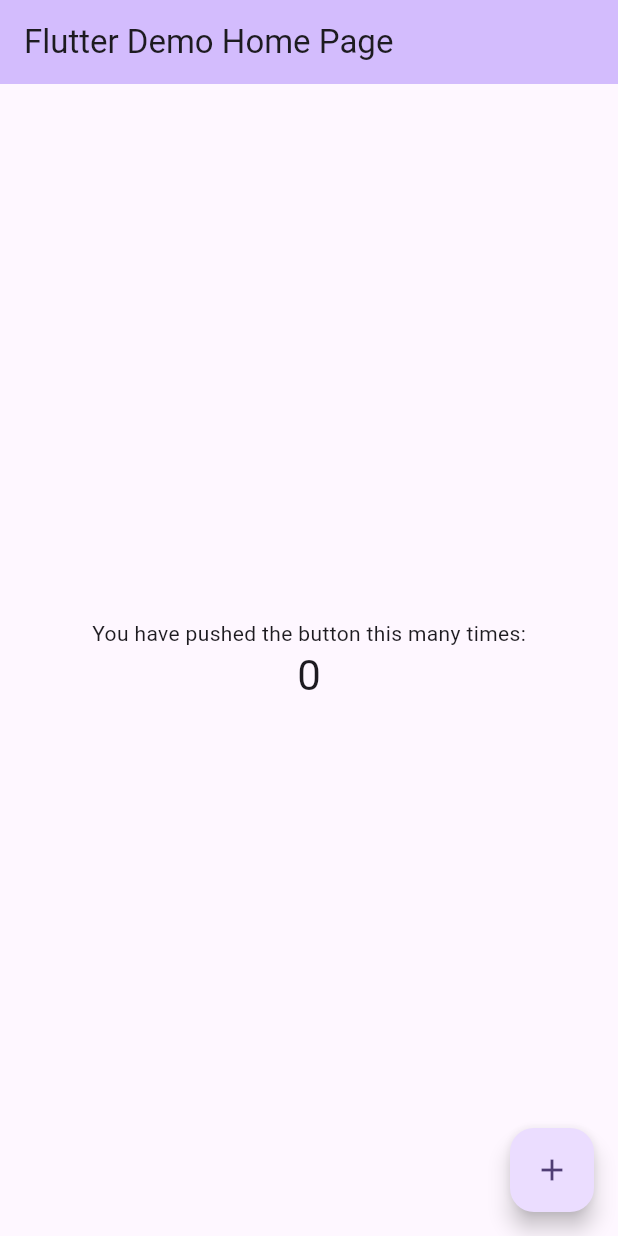
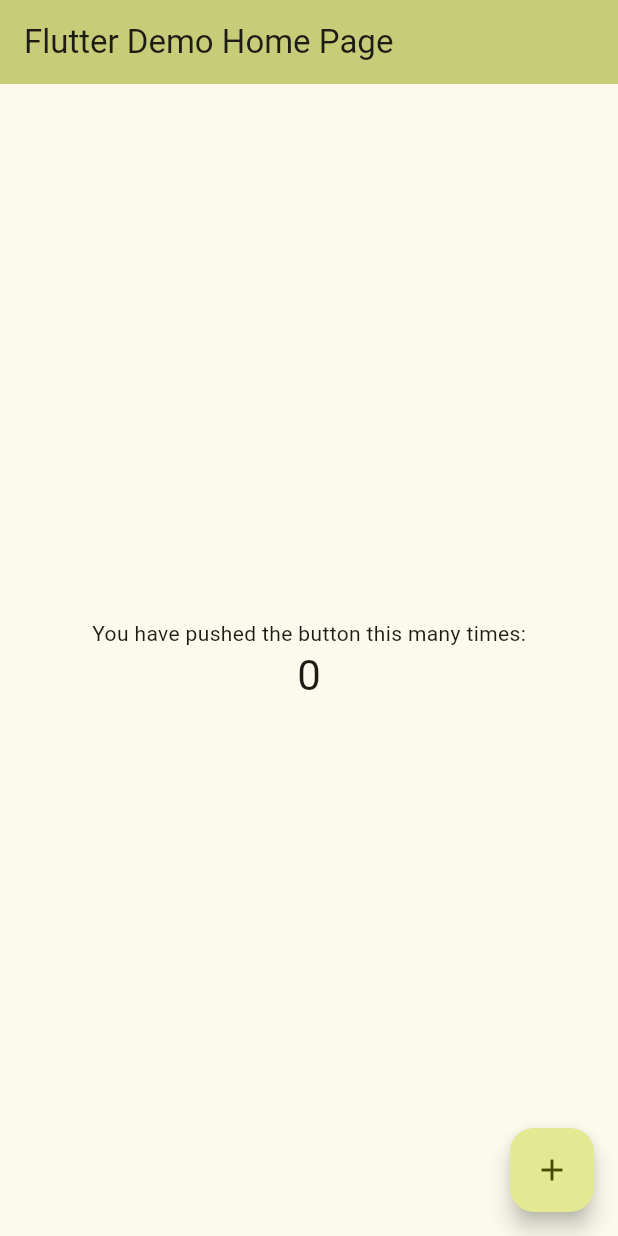
Before and after one commit to Lynnn01/flutter_apps, a Flutter app: the screen it shows after launch, on a phone screen of 412 x 824 dp. Run offline on Flutter 3.47's test engine with Material 3 defaults, Android fonts, the phone set to English and light mode, and no system bars.

Commit message:
demo one

```diff
--- a/lib/main.dart
+++ b/lib/main.dart
@@ -13,22 +13,8 @@ class MyApp extends StatelessWidget {
     return MaterialApp(
       title: 'Flutter Demo',
       theme: ThemeData(
-        // This is the theme of your application.
-        //
-        // TRY THIS: Try running your application with "flutter run". You'll see
-        // the application has a purple toolbar. Then, without quitting the app,
-        // try changing the seedColor in the colorScheme below to Colors.green
-        // and then invoke "hot reload" (save your changes or press the "hot
-        // reload" button in a Flutter-supported IDE, or press "r" if you used
-        // the command line to start the app).
-        //
-        // Notice that the counter didn't reset back to zero; the application
-        // state is not lost during the reload. To reset the state, use hot
-        // restart instead.
-        //
-        // This works for code too, not just values: Most code changes can be
-        // tested with just a hot reload.
-        colorScheme: ColorScheme.fromSeed(seedColor: Colors.deepPurple),
+        colorScheme:
+            ColorScheme.fromSeed(seedColor: Color.fromARGB(255, 242, 255, 0)),
         useMaterial3: true,
       ),
       home: const MyHomePage(title: 'Flutter Demo Home Page'),
@@ -38,15 +24,6 @@ class MyApp extends StatelessWidget {
 
 class MyHomePage extends StatefulWidget {
   const MyHomePage({super.key, required this.title});
-
-  // This widget is the home page of your application. It is stateful, meaning
-  // that it has a State object (defined below) that contains fields that affect
-  // how it looks.
-
-  // This class is the configuration for the state. It holds the values (in this
-  // case the title) provided by the parent (in this case the App widget) and
-  // used by the build method of the State. Fields in a Widget subclass are
-  // always marked "final".
 
   final String title;
 
@@ -59,50 +36,19 @@ class _MyHomePageState extends State<MyHomePage> {
 
   void _incrementCounter() {
     setState(() {
-      // This call to setState tells the Flutter framework that something has
-      // changed in this State, which causes it to rerun the build method below
-      // so that the display can reflect the updated values. If we changed
-      // _counter without calling setState(), then the build method would not be
-      // called again, and so nothing would appear to happen.
       _counter++;
     });
   }
 
   @override
   Widget build(BuildContext context) {
-    // This method is rerun every time setState is called, for instance as done
-    // by the _incrementCounter method above.
-    //
-    // The Flutter framework has been optimized to make rerunning build methods
-    // fast, so that you can just rebuild anything that needs updating rather
-    // than having to individually change instances of widgets.
     return Scaffold(
       appBar: AppBar(
-        // TRY THIS: Try changing the color here to a specific color (to
-        // Colors.amber, perhaps?) and trigger a hot reload to see the AppBar
-        // change color while the other colors stay the same.
         backgroundColor: Theme.of(context).colorScheme.inversePrimary,
-        // Here we take the value from the MyHomePage object that was created by
-        // the App.build method, and use it to set our appbar title.
         title: Text(widget.title),
       ),
       body: Center(
-        // Center is a layout widget. It takes a single child and positions it
-        // in the middle of the parent.
         child: Column(
-          // Column is also a layout widget. It takes a list of children and
-          // arranges them vertically. By default, it sizes itself to fit its
-          // children horizontally, and tries to be as tall as its parent.
-          //
-          // Column has various properties to control how it sizes itself and
-          // how it positions its children. Here we use mainAxisAlignment to
-          // center the children vertically; the main axis here is the vertical
-          // axis because Columns are vertical (the cross axis would be
-          // horizontal).
-          //
-          // TRY THIS: Invoke "debug painting" (choose the "Toggle Debug Paint"
-          // action in the IDE, or press "p" in the console), to see the
-          // wireframe for each widget.
           mainAxisAlignment: MainAxisAlignment.center,
           children: <Widget>[
             const Text(
```
Also changed, not shown: 1 other file.
